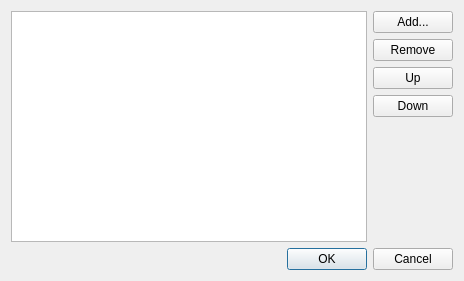
Old version of the form src/lib/preferences/acceptlanguage.ui in the repository tenrok/kclient3.
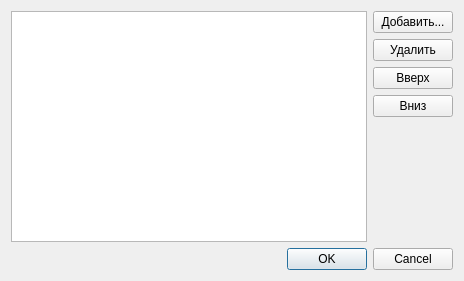
New version of the form.

```diff
--- a/src/lib/preferences/acceptlanguage.ui
+++ b/src/lib/preferences/acceptlanguage.ui
@@ -22,28 +22,28 @@
      <item>
       <widget class="QPushButton" name="add">
        <property name="text">
-        <string>Add...</string>
+        <string>Добавить...</string>
        </property>
       </widget>
      </item>
      <item>
       <widget class="QPushButton" name="remove">
        <property name="text">
-        <string>Remove</string>
+        <string>Удалить</string>
        </property>
       </widget>
      </item>
      <item>
       <widget class="QPushButton" name="up">
        <property name="text">
-        <string>Up</string>
+        <string>Вверх</string>
        </property>
       </widget>
      </item>
      <item>
       <widget class="QPushButton" name="down">
        <property name="text">
-        <string>Down</string>
+        <string>Вниз</string>
        </property>
       </widget>
      </item>
```
